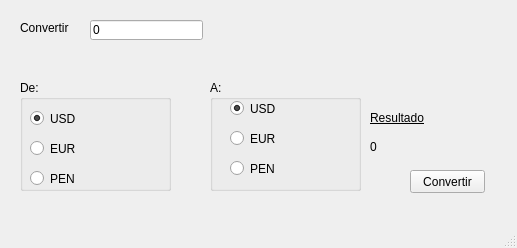
Joel200405/Aplicaci-n-Currency-Convert, file src/vista/currencyConvert.ui: the form before one commit.
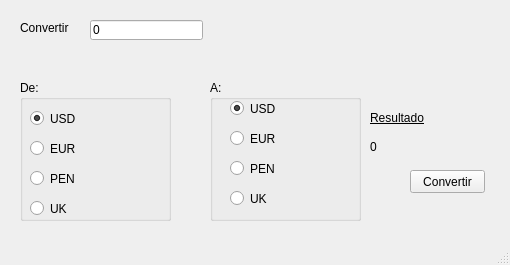
The form after the commit.

Commit message: Actualizacion de codigo

Diff of the .ui file:
```diff
--- a/src/vista/currencyConvert.ui
+++ b/src/vista/currencyConvert.ui
@@ -6,8 +6,8 @@
    <rect>
     <x>0</x>
     <y>0</y>
-    <width>517</width>
-    <height>248</height>
+    <width>510</width>
+    <height>265</height>
    </rect>
   </property>
   <property name="windowTitle">
@@ -46,7 +46,7 @@
       <x>20</x>
       <y>80</y>
       <width>151</width>
-      <height>111</height>
+      <height>141</height>
      </rect>
     </property>
     <property name="title">
@@ -94,6 +94,19 @@
       <string>PEN</string>
      </property>
     </widget>
+    <widget class="QRadioButton" name="rbDeUK">
+     <property name="geometry">
+      <rect>
+       <x>10</x>
+       <y>120</y>
+       <width>82</width>
+       <height>17</height>
+      </rect>
+     </property>
+     <property name="text">
+      <string>UK</string>
+     </property>
+    </widget>
    </widget>
    <widget class="QGroupBox" name="gbA">
     <property name="geometry">
@@ -101,7 +114,7 @@
       <x>210</x>
       <y>80</y>
       <width>151</width>
-      <height>111</height>
+      <height>141</height>
      </rect>
     </property>
     <property name="title">
@@ -149,6 +162,19 @@
       <string>PEN</string>
      </property>
     </widget>
+    <widget class="QRadioButton" name="rbAUK">
+     <property name="geometry">
+      <rect>
+       <x>20</x>
+       <y>110</y>
+       <width>82</width>
+       <height>17</height>
+      </rect>
+     </property>
+     <property name="text">
+      <string>UK</string>
+     </property>
+    </widget>
    </widget>
    <widget class="QLabel" name="lblResultado">
     <property name="geometry">
```
Left out of the diff: 4 changed lines with no effect on the pictures.
